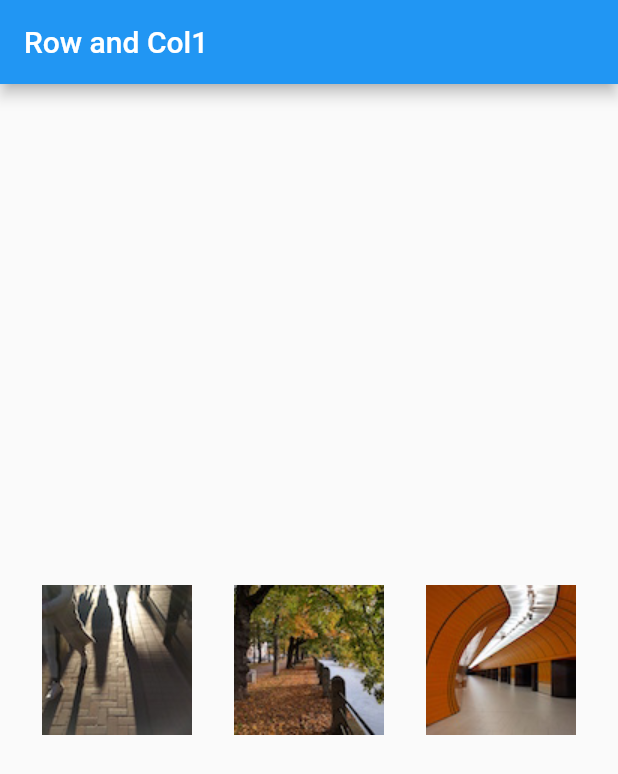
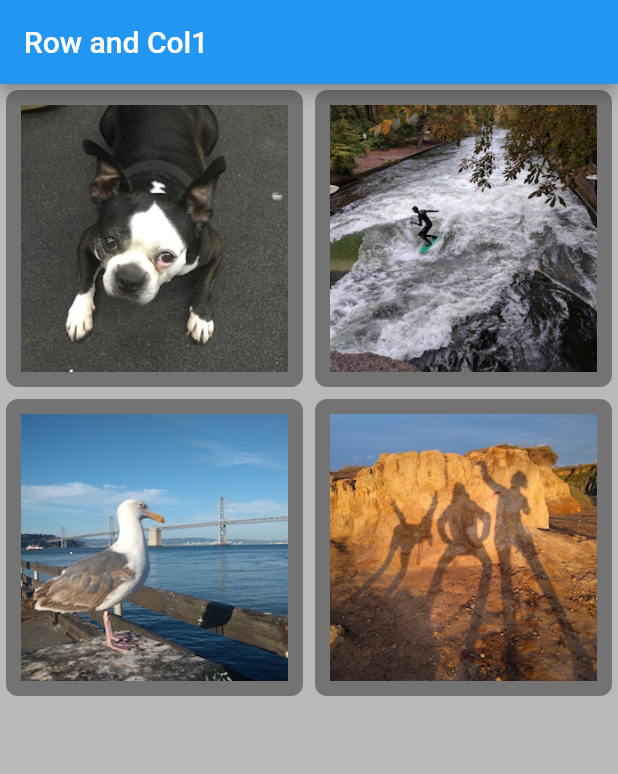
Before and after one commit to wiree65/LayoutBasicAssignment, a Flutter app: the screen it shows after launch, on a phone screen of 412 x 824 dp. Shown: the top 774 px of the screen. Run offline on Flutter 3.47's test engine with Material 2 defaults, Android fonts, the phone set to English and light mode, and no system bars.

Commit message:
[ADD] pass parameter function

```diff
--- a/flutter_application_1/lib/main.dart
+++ b/flutter_application_1/lib/main.dart
@@ -13,17 +13,41 @@ class MyApp extends StatelessWidget {
         title: Text('Row and Col1'),
       ),
       body: Center(
-        child: buildRow(),
+        child: _buildImageColumn(),
       ),
     ));
   }
 
-  Widget buildRow() => Row(
-        mainAxisAlignment: MainAxisAlignment.spaceEvenly,
+  Widget _buildImageColumn() => Container(
+        decoration: BoxDecoration(color: Colors.black26),
+        child: Column(
+          children: [_buildImageRow(1), _buildImageRow(3)],
+        ),
+      );
+
+  Widget _buildDecoratedImage(int imageIndex) => Expanded(
+        child: Container(
+          decoration: BoxDecoration(
+              border: Border.all(width: 10, color: Colors.black38),
+              borderRadius: const BorderRadius.all(const Radius.circular(8))),
+          margin: const EdgeInsets.all(4),
+          child: Image.asset('assets/images/pic$imageIndex.jpg'),
+        ),
+      );
+
+  Widget _buildImageRow(int imageIndex) => Row(
         children: [
-          Image.asset('assets/images/pic1.jpg'),
-          Image.asset('assets/images/pic2.jpg'),
-          Image.asset('assets/images/pic3.jpg'),
+          _buildDecoratedImage(imageIndex),
+          _buildDecoratedImage(imageIndex + 1)
         ],
       );
 }
+
+// Widget buildRow() => Row(
+//       mainAxisSize: MainAxisSize.min,
+//       children: [
+//         Image.asset('assets/images/pic1.jpg'),
+//         Image.asset('assets/images/pic2.jpg'),
+//         Image.asset('assets/images/pic3.jpg'),
+//       ],
+//     );
--- a/flutter_application_1/pubspec.yaml
+++ b/flutter_application_1/pubspec.yaml
@@ -49,6 +49,8 @@ flutter:
     - assets/images/pic1.jpg
     - assets/images/pic2.jpg
     - assets/images/pic3.jpg
+    - assets/images/pic4.jpg
+
 
 
 
```
Also changed, not shown: flutter_application_1/assets/images/pic1.jpg, flutter_application_1/assets/images/pic2.jpg, flutter_application_1/assets/images/pic3.jpg, flutter_application_1/assets/images/pic4.jpg (added).
